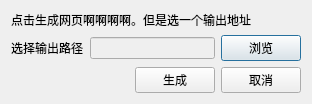
First picture: the form in generatedialog.ui, repository Deviluna/MediaIDE_free, before the edit.
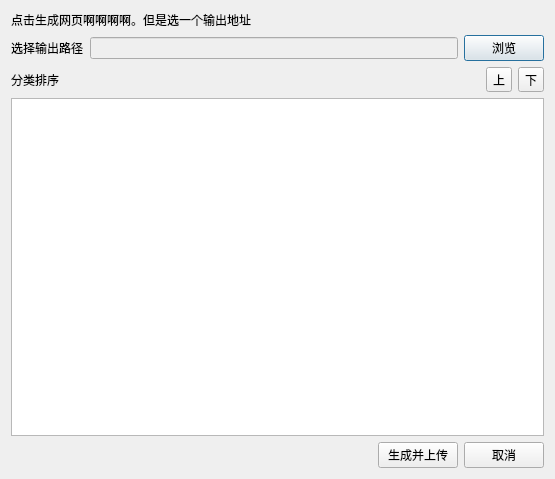
Second picture: the form after the edit.

```diff
--- a/generatedialog.ui
+++ b/generatedialog.ui
@@ -6,14 +6,14 @@
    <rect>
     <x>0</x>
     <y>0</y>
-    <width>312</width>
-    <height>92</height>
+    <width>555</width>
+    <height>479</height>
    </rect>
   </property>
   <property name="windowTitle">
    <string>Dialog</string>
   </property>
-  <layout class="QVBoxLayout" name="verticalLayout">
+  <layout class="QVBoxLayout" name="verticalLayout_2">
    <item>
     <widget class="QLabel" name="label">
      <property name="text">
@@ -46,6 +46,51 @@
      </item>
     </layout>
    </item>
+   <item>
+    <layout class="QVBoxLayout" name="verticalLayout">
+     <item>
+      <layout class="QHBoxLayout" name="horizontalLayout_3">
+       <item>
+        <widget class="QLabel" name="label_3">
+         <property name="text">
+          <string>分类排序</string>
+         </property>
+        </widget>
+       </item>
+       <item>
+        <spacer name="horizontalSpacer_2">
+         <property name="orientation">
+          <enum>Qt::Horizontal</enum>
+         </property>
+         <property name="sizeHint" stdset="0">
+          <size>
+           <width>40</width>
+           <height>20</height>
+          </size>
+         </property>
+        </spacer>
+       </item>
+       <item>
+        <widget class="QToolButton" name="toolButton">
+         <property name="text">
+          <string>上</string>
+         </property>
+        </widget>
+       </item>
+       <item>
+        <widget class="QToolButton" name="toolButton_2">
+         <property name="text">
+          <string>下</string>
+         </property>
+        </widget>
+       </item>
+      </layout>
+     </item>
+    </layout>
+   </item>
+   <item>
+    <widget class="QListWidget" name="listWidget"/>
+   </item>
    <item>
     <layout class="QHBoxLayout" name="horizontalLayout">
      <item>
@@ -64,7 +109,7 @@
      <item>
       <widget class="QPushButton" name="pushButton">
        <property name="text">
-        <string>生成</string>
+        <string>生成并上传</string>
        </property>
       </widget>
      </item>
```
